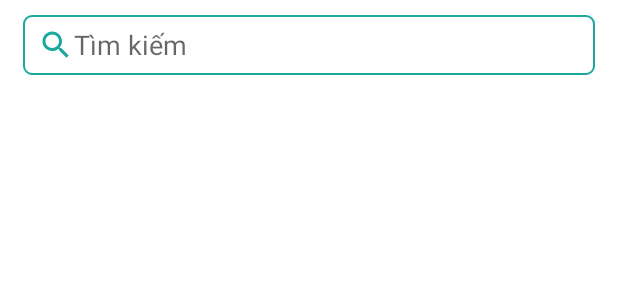
After one commit to leesuby/FootballNews, an Android app built with Jetpack Compose: the layout fragment_search.xml on its own in the app's theme, with its tools: preview values and no code run, on a phone screen of 412 x 824 dp. The commit adds this screen. Shown: the top 300 px of the screen. Run offline under Robolectric (Android 15) with nearby library versions, the phone set to English and light mode, and no system bars.

Commit message:
add Search function

```diff
--- a/app/src/main/java/com/example/football/data/local/NewsLocal.kt
+++ b/app/src/main/java/com/example/football/data/local/NewsLocal.kt
@@ -127,6 +127,12 @@ class NewsLocal {
 
         }
 
+        fun loadListSearch(data: MutableLiveData<HomeBaoMoiData>,keyword: String){
+            GlobalScope.launch(Dispatchers.IO) {
+                data.postValue(HomeBaoMoiData(Data(null,Helpers.convert(homeContentDao.searchByKeyWord(keyword))),0,""))
+            }
+        }
+
         fun loadDetailContent(data: MutableLiveData<DetailBaoMoiData>,id : Int){
             GlobalScope.launch(Dispatchers.IO) {
                 if(detailContentDao.readAllSynchronous(id).isEmpty()){
--- a/app/src/main/java/com/example/football/utils/Helpers.kt
+++ b/app/src/main/java/com/example/football/utils/Helpers.kt
@@ -202,7 +202,6 @@ class Helpers {
             }
 
                 if (!content.publisher_logo.isNullOrBlank()) {
-                    Log.e("contentavatar", content.publisher_logo.toString())
 
                     try{
                     c.bitmapLogo = if (Build.VERSION.SDK_INT >= Build.VERSION_CODES.P) {
--- a/app/src/main/java/com/example/football/view/DetailNewFragment.kt
+++ b/app/src/main/java/com/example/football/view/DetailNewFragment.kt
@@ -246,7 +246,6 @@ class DetailNewFragment : Fragment(), HomeNewsFragment.GetIDContent{
             }
         }
 
-        newsViewModel
         adapterNewlist.listNews=related.contents.toMutableList()
         layout.addView(newsList)
 
--- a/app/src/main/java/com/example/football/viewmodel/NewsViewModel.kt
+++ b/app/src/main/java/com/example/football/viewmodel/NewsViewModel.kt
@@ -5,6 +5,7 @@ import android.util.Log
 import androidx.lifecycle.LiveData
 import androidx.lifecycle.MutableLiveData
 import androidx.lifecycle.ViewModel
+import com.example.football.data.local.NewsLocal
 import com.example.football.data.model.Content
 import com.example.football.data.model.HomeBaoMoiData
 import com.example.football.data.model.home.CompetitionHomeBaoMoiData
@@ -70,4 +71,8 @@ class NewsViewModel : ViewModel() {
     fun getListCompetition(){
         repo.getListCompetitionNews(recyclerListComepetitionNews as MutableLiveData)
     }
+
+    fun getListSearch(keyword: String){
+        NewsLocal.loadListSearch(recyclerListNews as MutableLiveData<HomeBaoMoiData>,keyword)
+    }
 }
--- /dev/null
+++ b/app/src/main/res/drawable/border_bluegreen_corner_5.xml
@@ -0,0 +1,8 @@
+<?xml version="1.0" encoding="utf-8"?>
+<shape xmlns:android="http://schemas.android.com/apk/res/android"
+    android:shape="rectangle">
+    <corners android:radius="5dp"/>
+    <stroke android:color="@color/bluegreen"
+        android:width="1dp"/>
+
+</shape>
--- /dev/null
+++ b/app/src/main/res/drawable/ic_baseline_search.xml
@@ -0,0 +1,5 @@
+<vector android:height="24dp" android:tint="#FFFFFF"
+    android:viewportHeight="24" android:viewportWidth="24"
+    android:width="24dp" xmlns:android="http://schemas.android.com/apk/res/android">
+    <path android:fillColor="@android:color/white" android:pathData="M15.5,14h-0.79l-0.28,-0.27C15.41,12.59 16,11.11 16,9.5 16,5.91 13.09,3 9.5,3S3,5.91 3,9.5 5.91,16 9.5,16c1.61,0 3.09,-0.59 4.23,-1.57l0.27,0.28v0.79l5,4.99L20.49,19l-4.99,-5zM9.5,14C7.01,14 5,11.99 5,9.5S7.01,5 9.5,5 14,7.01 14,9.5 11.99,14 9.5,14z"/>
+</vector>
--- /dev/null
+++ b/app/src/main/res/drawable/ic_baseline_search_bluegreen.xml
@@ -0,0 +1,5 @@
+<vector android:height="24dp" android:tint="#1BA89F"
+    android:viewportHeight="24" android:viewportWidth="24"
+    android:width="24dp" xmlns:android="http://schemas.android.com/apk/res/android">
+    <path android:fillColor="@android:color/white" android:pathData="M15.5,14h-0.79l-0.28,-0.27C15.41,12.59 16,11.11 16,9.5 16,5.91 13.09,3 9.5,3S3,5.91 3,9.5 5.91,16 9.5,16c1.61,0 3.09,-0.59 4.23,-1.57l0.27,0.28v0.79l5,4.99L20.49,19l-4.99,-5zM9.5,14C7.01,14 5,11.99 5,9.5S7.01,5 9.5,5 14,7.01 14,9.5 11.99,14 9.5,14z"/>
+</vector>
--- /dev/null
+++ b/app/src/main/res/layout/fragment_search.xml
@@ -0,0 +1,46 @@
+<?xml version="1.0" encoding="utf-8"?>
+<androidx.constraintlayout.widget.ConstraintLayout xmlns:android="http://schemas.android.com/apk/res/android"
+    xmlns:app="http://schemas.android.com/apk/res-auto"
+    xmlns:tools="http://schemas.android.com/tools"
+    android:layout_width="match_parent"
+    android:layout_height="match_parent"
+
+    android:layout_marginTop="10dp">
+
+    <EditText
+        android:id="@+id/edtxt_searchfield"
+        android:layout_width="match_parent"
+        android:layout_height="40dp"
+        app:layout_constraintTop_toTopOf="parent"
+        android:drawableStart="@drawable/ic_baseline_search_bluegreen"
+        android:ems="10"
+        android:hint="@string/search"
+        android:background="@drawable/border_bluegreen_corner_5"
+        android:paddingStart="10dp"
+        android:inputType="text"
+        android:layout_marginHorizontal="15dp"
+       />
+
+    <TextView
+        android:id="@+id/tv_no_result"
+        android:layout_width="wrap_content"
+        android:layout_height="wrap_content"
+        android:text="@string/no_result"
+        android:textSize="30dp"
+        app:layout_constraintBottom_toBottomOf="parent"
+        app:layout_constraintEnd_toEndOf="parent"
+        app:layout_constraintStart_toStartOf="parent"
+        app:layout_constraintTop_toTopOf="@+id/RV_search"
+        app:layout_constraintVertical_bias="0.346"
+        android:visibility="gone"/>
+
+    <androidx.recyclerview.widget.RecyclerView
+        android:id="@+id/RV_search"
+        android:layout_width="match_parent"
+        android:layout_height="wrap_content"
+        android:layout_marginTop="20dp"
+        app:layout_constraintTop_toBottomOf="@+id/edtxt_searchfield"
+        tools:layout_editor_absoluteX="0dp" />
+
+
+</androidx.constraintlayout.widget.ConstraintLayout>
--- a/app/src/main/res/values/strings.xml
+++ b/app/src/main/res/values/strings.xml
@@ -13,4 +13,6 @@
     <string name="notification_dialog">Thông Báo</string>
     <string name="swap_online">Tiến hành chuyển sang chế độ Online</string>
     <string name="accept">Xác nhận</string>
+    <string name="search">Tìm kiếm</string>
+    <string name="no_result">Không tìm thấy kết quả</string>
 </resources>
```
Also changed, not shown: app/src/main/java/com/example/football/data/local/database/home/HomeContentDao.kt (+20 -9 lines), app/src/main/java/com/example/football/view/MainActivity.kt (+23 -3 lines), app/src/main/java/com/example/football/view/SearchFragment.kt (added, +139 -0 lines), app/src/main/java/com/example/football/view/adapters/RecyclerRelatedNewsAdapter.kt (+8 -0 lines), app/src/main/res/layout/activity_main.xml (+15 -21 lines).
